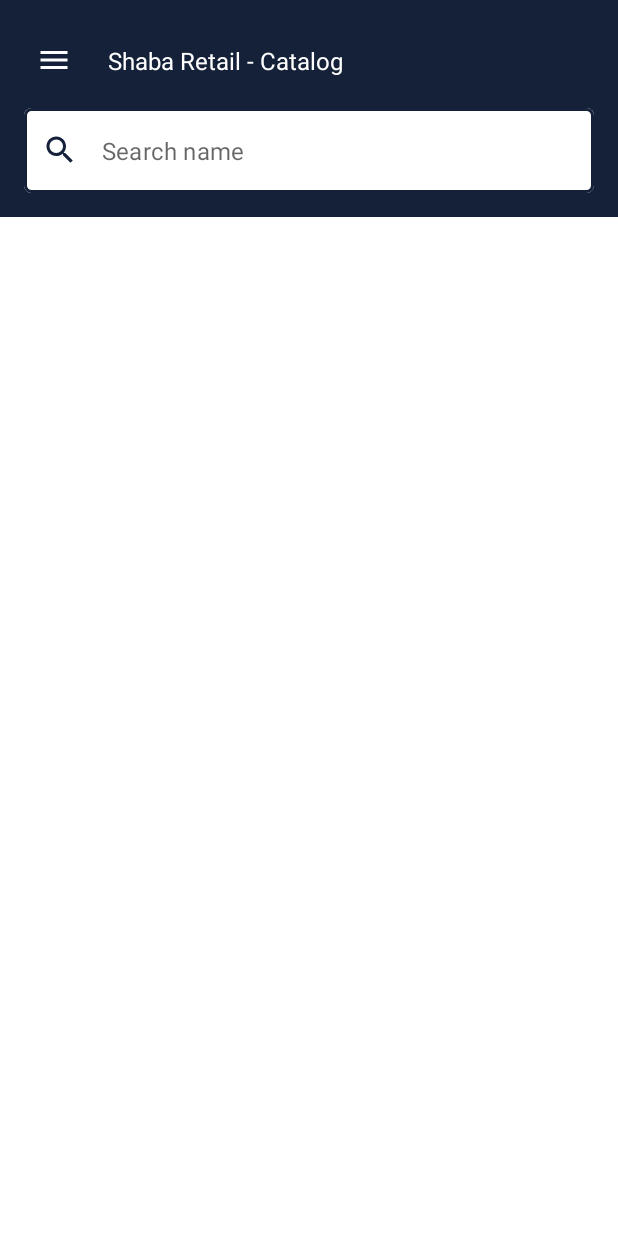
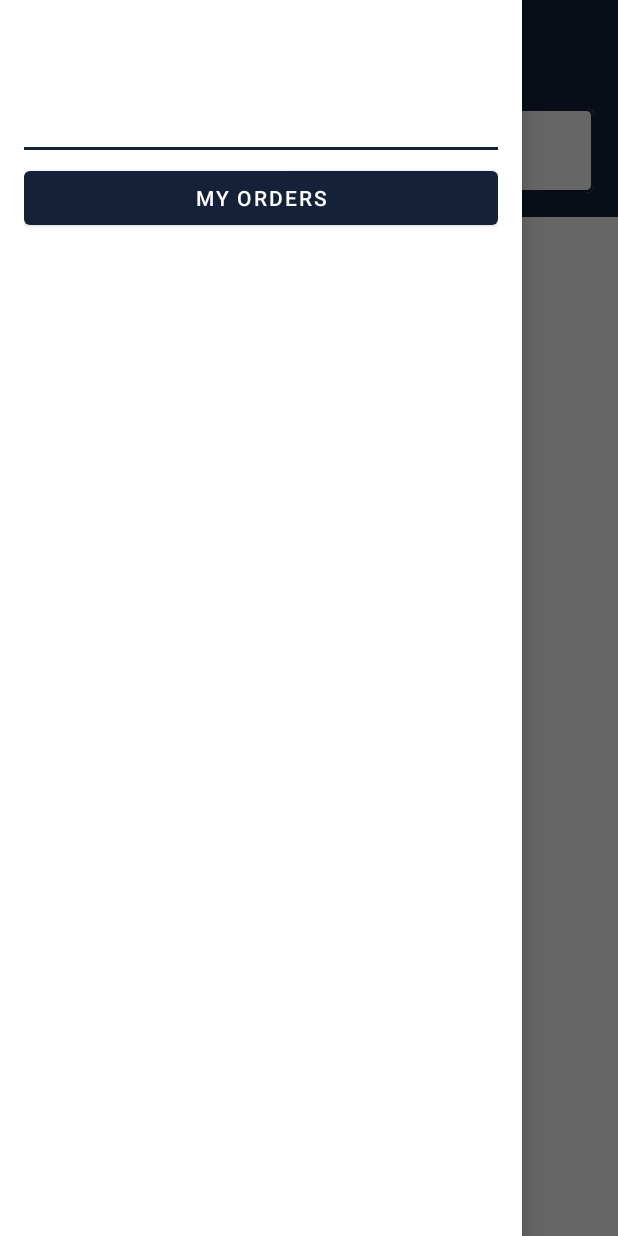
Before and after one commit to jSangKibet/ShabaRetailerApp, an Android app: the screen it shows after launch once a user with an empty profile is signed in (CatalogActivity), after a tap on an icon or button, on a phone screen of 412 x 824 dp. Run offline under Robolectric (Android 15) with nearby library versions, the phone set to English and light mode, and no system bars; our stand-ins replace Firebase (no records; nobody signed in at launch, a user with empty details on screens opened directly); 8 statements that could not run were skipped.

Commit message:
App: added a navigation drawer

```diff
--- a/app/src/main/java/com/acework/shabaretailer/CatalogActivity.java
+++ b/app/src/main/java/com/acework/shabaretailer/CatalogActivity.java
@@ -5,6 +5,8 @@
 
 import androidx.annotation.NonNull;
 import androidx.appcompat.app.AppCompatActivity;
+import androidx.core.view.GravityCompat;
+import androidx.drawerlayout.widget.DrawerLayout;
 import androidx.fragment.app.Fragment;
 import androidx.fragment.app.FragmentContainerView;
 import androidx.lifecycle.ViewModelProvider;
@@ -33,12 +35,14 @@
     private Fragment activeFragment;
     private CartViewModel cartViewModel;
     private boolean fromCatalog;
+    private DrawerLayout navDrawer;
 
     @Override
     protected void onCreate(Bundle savedInstanceState) {
         super.onCreate(savedInstanceState);
         setContentView(R.layout.activity_catalog);
         cartViewModel = new ViewModelProvider(this).get(CartViewModel.class);
+        navDrawer = findViewById(R.id.navigation_drawer);
         loadItems();
         initializeFragments();
     }
@@ -119,4 +123,8 @@
         toCatalog();
         Snackbar.make(view, "Order completed!", Snackbar.LENGTH_LONG).show();
     }
+
+    public void openDrawer() {
+        navDrawer.openDrawer(GravityCompat.START);
+    }
 }
--- /dev/null
+++ b/app/src/main/java/com/acework/shabaretailer/NavigationFragment.java
@@ -0,0 +1,73 @@
+package com.acework.shabaretailer;
+
+import android.os.Bundle;
+import android.view.LayoutInflater;
+import android.view.View;
+import android.view.ViewGroup;
+import android.widget.TextView;
+import android.widget.Toast;
+
+import androidx.annotation.NonNull;
+import androidx.annotation.Nullable;
+import androidx.fragment.app.Fragment;
+
+import com.acework.shabaretailer.model.Retailer;
+import com.google.android.material.button.MaterialButton;
+import com.google.firebase.auth.FirebaseAuth;
+import com.google.firebase.database.DatabaseReference;
+import com.google.firebase.database.FirebaseDatabase;
+
+public class NavigationFragment extends Fragment {
+    private TextView name, businessName, telephone;
+    private MaterialButton toMyOrders;
+
+    @Override
+    public void onCreate(Bundle savedInstanceState) {
+        super.onCreate(savedInstanceState);
+    }
+
+    @Override
+    public View onCreateView(LayoutInflater inflater, ViewGroup container,
+                             Bundle savedInstanceState) {
+        return inflater.inflate(R.layout.fragment_navigation, container, false);
+    }
+
+    @Override
+    public void onViewCreated(@NonNull View view, @Nullable Bundle savedInstanceState) {
+        super.onViewCreated(view, savedInstanceState);
+        bindViews(view);
+        setListeners();
+        loadUser();
+    }
+
+    private void bindViews(View view) {
+        name = view.findViewById(R.id.name);
+        businessName = view.findViewById(R.id.business_name);
+        telephone = view.findViewById(R.id.telephone);
+        toMyOrders = view.findViewById(R.id.to_my_orders);
+    }
+
+    private void setListeners() {
+        toMyOrders.setOnClickListener(v -> Toast.makeText(requireContext(), "To my orders", Toast.LENGTH_SHORT).show());
+    }
+
+    @SuppressWarnings("ConstantConditions")
+    private void loadUser() {
+        String uid = FirebaseAuth.getInstance().getCurrentUser().getUid();
+        DatabaseReference shabaRtDbRef = FirebaseDatabase.getInstance().getReference().child("Retailers/" + uid);
+        shabaRtDbRef.get().addOnCompleteListener(task -> {
+            if (task.isSuccessful()) {
+                Retailer retailer = task.getResult().getValue(Retailer.class);
+                setValues(retailer);
+            } else {
+                task.getException().printStackTrace();
+            }
+        });
+    }
+
+    private void setValues(Retailer retailer) {
+        name.setText(retailer.getName());
+        businessName.setText(retailer.getBusinessName());
+        telephone.setText(retailer.getTelephone());
+    }
+}
--- a/app/src/main/java/com/acework/shabaretailer/catalog/CatalogFragment.java
+++ b/app/src/main/java/com/acework/shabaretailer/catalog/CatalogFragment.java
@@ -7,7 +7,6 @@
 import android.view.View;
 import android.view.ViewGroup;
 import android.widget.TextView;
-import android.widget.Toast;
 
 import androidx.annotation.NonNull;
 import androidx.annotation.Nullable;
@@ -79,7 +78,7 @@
 
     private void setListeners() {
         complete.setOnClickListener(v -> toCart());
-        menuBtn.setOnClickListener(v -> Toast.makeText(requireContext(), "Menu!", Toast.LENGTH_SHORT).show());
+        menuBtn.setOnClickListener(v -> ((CatalogActivity) requireActivity()).openDrawer());
     }
 
     private void itemSelected(Item item) {
--- a/app/src/main/res/layout/activity_catalog.xml
+++ b/app/src/main/res/layout/activity_catalog.xml
@@ -1,9 +1,24 @@
 <?xml version="1.0" encoding="utf-8"?>
-<androidx.fragment.app.FragmentContainerView xmlns:android="http://schemas.android.com/apk/res/android"
+<androidx.drawerlayout.widget.DrawerLayout xmlns:android="http://schemas.android.com/apk/res/android"
     xmlns:tools="http://schemas.android.com/tools"
+    android:id="@+id/navigation_drawer"
     android:layout_width="match_parent"
-    android:id="@+id/fragment_container"
     android:layout_height="match_parent"
-    tools:context=".CatalogActivity">
+    android:animateLayoutChanges="true"
+    tools:context=".CatalogActivity"
+    tools:openDrawer="start">
 
-</androidx.fragment.app.FragmentContainerView>
+    <androidx.fragment.app.FragmentContainerView
+        android:id="@+id/fragment_container"
+        android:layout_width="match_parent"
+        android:layout_height="match_parent" />
+
+    <fragment
+        android:id="@+id/navigation"
+        android:name="com.acework.shabaretailer.NavigationFragment"
+        android:layout_width="match_parent"
+        android:layout_height="match_parent"
+        android:layout_gravity="start"
+        tools:ignore="FragmentTagUsage"
+        tools:layout="@layout/fragment_navigation" />
+</androidx.drawerlayout.widget.DrawerLayout>
--- /dev/null
+++ b/app/src/main/res/layout/fragment_navigation.xml
@@ -0,0 +1,55 @@
+<?xml version="1.0" encoding="utf-8"?>
+<androidx.constraintlayout.widget.ConstraintLayout xmlns:android="http://schemas.android.com/apk/res/android"
+    xmlns:app="http://schemas.android.com/apk/res-auto"
+    xmlns:tools="http://schemas.android.com/tools"
+    android:layout_width="match_parent"
+    android:layout_height="match_parent"
+    android:padding="16dp"
+    android:background="?attr/colorOnPrimary"
+    tools:context=".NavigationFragment">
+
+    <TextView
+        android:id="@+id/name"
+        android:layout_width="wrap_content"
+        android:layout_height="wrap_content"
+        android:textColor="?attr/colorPrimary"
+        android:textSize="14sp"
+        app:layout_constraintStart_toStartOf="parent"
+        app:layout_constraintTop_toTopOf="parent" />
+
+    <TextView
+        android:id="@+id/business_name"
+        android:layout_width="wrap_content"
+        android:layout_height="wrap_content"
+        android:layout_marginTop="8dp"
+        android:textColor="?attr/colorPrimary"
+        android:textSize="14sp"
+        app:layout_constraintStart_toStartOf="parent"
+        app:layout_constraintTop_toBottomOf="@id/name" />
+
+    <TextView
+        android:id="@+id/telephone"
+        android:layout_width="wrap_content"
+        android:layout_height="wrap_content"
+        android:layout_marginTop="8dp"
+        android:textColor="?attr/colorPrimary"
+        android:textSize="14sp"
+        app:layout_constraintStart_toStartOf="parent"
+        app:layout_constraintTop_toBottomOf="@id/business_name" />
+
+    <View
+        android:id="@+id/divider"
+        android:layout_width="match_parent"
+        android:layout_height="2dp"
+        android:layout_marginTop="8dp"
+        android:background="?attr/colorPrimary"
+        app:layout_constraintTop_toBottomOf="@id/telephone" />
+
+    <com.google.android.material.button.MaterialButton
+        android:id="@+id/to_my_orders"
+        android:layout_width="match_parent"
+        android:layout_height="wrap_content"
+        android:layout_marginTop="8dp"
+        android:text="@string/my_orders"
+        app:layout_constraintTop_toBottomOf="@id/divider" />
+</androidx.constraintlayout.widget.ConstraintLayout>
--- a/app/src/main/res/values/strings.xml
+++ b/app/src/main/res/values/strings.xml
@@ -63,5 +63,6 @@
     <string name="accepted_tc_order">I have read and accepted the terms and conditions of making an order</string>
     <string name="kes">KES %,d</string>
     <string name="shaba_retail_catalog">Shaba Retail - Catalog</string>
+    <string name="my_orders">My orders</string>
 
 </resources>
```
